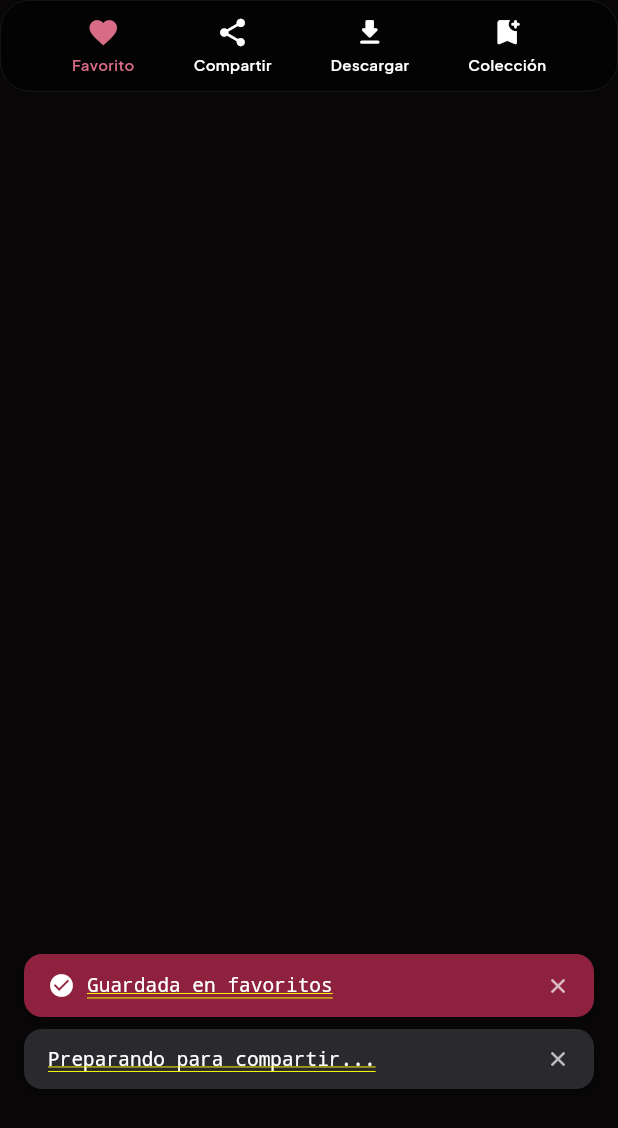
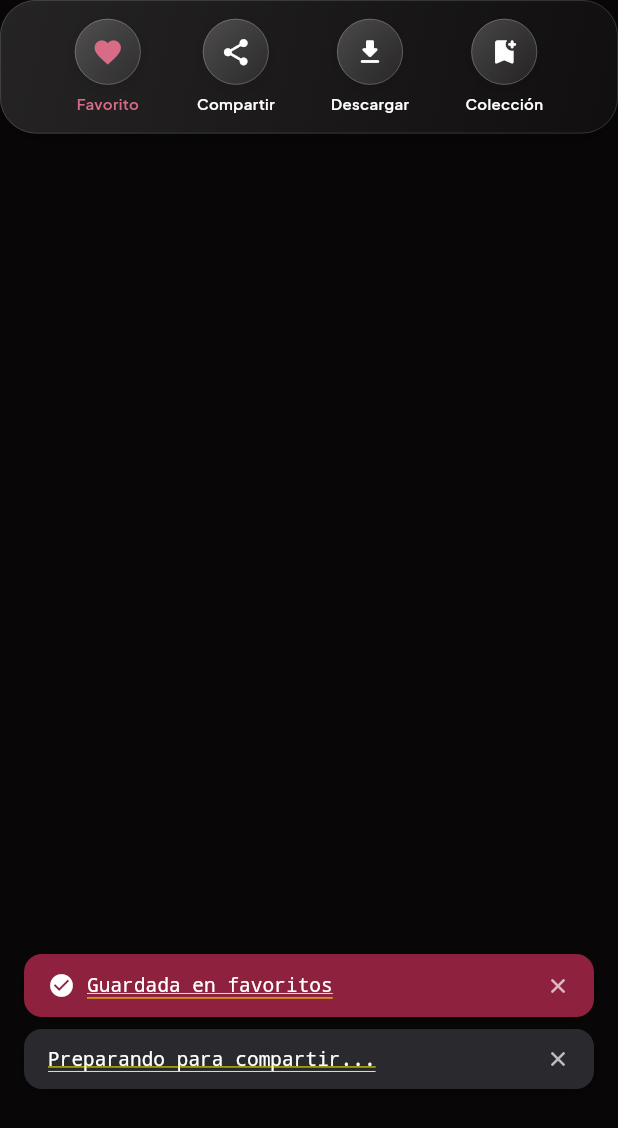
Before and after one commit to dante-galvan/App-Frases-Parejas, a Flutter app: the PhraseActions widget shown alone on an empty page, opened directly with empty values, after a tap on "Favorito", after a tap on "Compartir", on a phone screen of 412 x 824 dp. Shown: the top 1128 px of the screen. Run offline on Flutter 3.47's test engine with Material 3 defaults, Android fonts, the phone set to English and light mode, and no system bars; our stand-ins replace google_fonts, share_plus, shared_preferences; missing offline and left inert: gal; accounts and stored records are empty.

Commit message:
13sept 14:23

```diff
--- a/lib/widgets/phrase_actions.dart
+++ b/lib/widgets/phrase_actions.dart
@@ -25,14 +25,28 @@ class PhraseActions extends StatelessWidget {
     final isSaved = favoritesProvider.isSaved(phrase.id);
 
     return Container(
-      padding: const EdgeInsets.symmetric(horizontal: 8, vertical: 10),
+      padding: const EdgeInsets.symmetric(horizontal: 12, vertical: 12),
       decoration: BoxDecoration(
-        color: Colors.black.withValues(alpha: 0.55),
-        borderRadius: BorderRadius.circular(20),
+        gradient: LinearGradient(
+          begin: Alignment.topLeft,
+          end: Alignment.bottomRight,
+          colors: [
+            Colors.white.withValues(alpha: 0.12),
+            Colors.white.withValues(alpha: 0.04),
+          ],
+        ),
+        borderRadius: BorderRadius.circular(24),
         border: Border.all(
-          color: Colors.white.withValues(alpha: 0.1),
+          color: Colors.white.withValues(alpha: 0.2),
           width: 0.5,
         ),
+        boxShadow: [
+          BoxShadow(
+            color: Colors.black.withValues(alpha: 0.15),
+            blurRadius: 12,
+            offset: const Offset(0, 4),
+          ),
+        ],
       ),
       child: Row(
         mainAxisAlignment: MainAxisAlignment.spaceEvenly,
@@ -234,16 +248,43 @@ class _DetailAction extends StatelessWidget {
   Widget build(BuildContext context) {
     final effectiveColor = color ?? Colors.white;
     return GestureDetector(
+      behavior: HitTestBehavior.opaque,
       onTap: onTap,
       child: Column(
         mainAxisSize: MainAxisSize.min,
         children: [
-          Icon(
-            icon,
-            color: effectiveColor,
-            size: 22,
+          Container(
+            width: 44,
+            height: 44,
+            decoration: BoxDecoration(
+              shape: BoxShape.circle,
+              gradient: LinearGradient(
+                begin: Alignment.topLeft,
+                end: Alignment.bottomRight,
+                colors: [
+                  Colors.white.withValues(alpha: 0.22),
+                  Colors.white.withValues(alpha: 0.08),
+                ],
+              ),
+              border: Border.all(
+                color: Colors.white.withValues(alpha: 0.3),
+                width: 0.5,
+              ),
+              boxShadow: [
+                BoxShadow(
+                  color: Colors.black.withValues(alpha: 0.12),
+                  blurRadius: 8,
+                  offset: const Offset(0, 2),
+                ),
+              ],
+            ),
+            child: Icon(
+              icon,
+              color: effectiveColor,
+              size: 21,
+            ),
           ),
-          const SizedBox(height: 4),
+          const SizedBox(height: 6),
           Text(
             label,
             style: TextStyle(
--- a/lib/widgets/phrase_card.dart
+++ b/lib/widgets/phrase_card.dart
@@ -10,7 +10,7 @@ import '../theme/app_colors.dart';
 import '../utils/category_translations.dart';
 import '../utils/image_exporter.dart';
 
-class PhraseCard extends StatefulWidget {
+class PhraseCard extends StatelessWidget {
   final Phrase phrase;
   final bool isSaved;
   final VoidCallback onTap;
@@ -25,28 +25,11 @@ class PhraseCard extends StatefulWidget {
   });
 
   @override
-  State<PhraseCard> createState() => _PhraseCardState();
-}
-
-class _PhraseCardState extends State<PhraseCard> {
-  bool _showActions = false;
-
-  void _onImageTap() {
-    if (_showActions) {
-      widget.onTap();
-    } else {
-      setState(() => _showActions = true);
-    }
-  }
-
-  @override
   Widget build(BuildContext context) {
     final l10n = AppLocalizations.of(context)!;
-    final phrase = widget.phrase;
-    final isSaved = widget.isSaved;
 
     return GestureDetector(
-      onTap: _onImageTap,
+      onTap: onTap,
       child: Container(
         decoration: BoxDecoration(
           borderRadius: BorderRadius.circular(16),
@@ -93,7 +76,7 @@ class _PhraseCardState extends State<PhraseCard> {
                 bottom: 0,
                 left: 0,
                 right: 0,
-                height: 140,
+                height: 160,
                 child: DecoratedBox(
                   decoration: BoxDecoration(
                     gradient: LinearGradient(
@@ -101,7 +84,7 @@ class _PhraseCardState extends State<PhraseCard> {
                       end: Alignment.bottomCenter,
                       colors: [
                         Colors.transparent,
-                        Colors.black.withValues(alpha: 0.85),
+                        Colors.black.withValues(alpha: 0.88),
                       ],
                     ),
                   ),
@@ -155,7 +138,7 @@ class _PhraseCardState extends State<PhraseCard> {
                 ),
               ),
               Positioned(
-                bottom: _showActions ? 52 : 12,
+                bottom: 54,
                 left: 10,
                 right: 10,
                 child: Column(
@@ -183,7 +166,7 @@ class _PhraseCardState extends State<PhraseCard> {
                         fontWeight: FontWeight.w500,
                         height: 1.3,
                       ),
-                      maxLines: _showActions ? 1 : 2,
+                      maxLines: 2,
                       overflow: TextOverflow.ellipsis,
                     ),
                   ],
@@ -193,73 +176,41 @@ class _PhraseCardState extends State<PhraseCard> {
                 bottom: 0,
                 left: 0,
                 right: 0,
-                child: IgnorePointer(
-                  ignoring: !_showActions,
-                  child: AnimatedOpacity(
-                    opacity: _showActions ? 1.0 : 0.0,
-                    duration: const Duration(milliseconds: 200),
                 child: Container(
-                      padding: const EdgeInsets.symmetric(
-                          horizontal: 4, vertical: 6),
+                  padding:
+                      const EdgeInsets.symmetric(horizontal: 8, vertical: 8),
                   child: Row(
                     mainAxisAlignment: MainAxisAlignment.spaceEvenly,
                     children: [
-                          GestureDetector(
-                            onTap: () {
-                              widget.onSave();
-                            },
-                            child: Container(
-                              padding: const EdgeInsets.all(7),
-                              decoration: BoxDecoration(
-                                color: isSaved
-                                    ? RomanticColors.romantic600
-                                        .withValues(alpha: 0.4)
-                                    : Colors.black.withValues(alpha: 0.4),
-                                shape: BoxShape.circle,
-                              ),
-                              child: Icon(
-                                isSaved
+                      _ActionCircleButton(
+                        icon: isSaved
                             ? Icons.favorite
                             : Icons.favorite_outline,
-                                color: isSaved
-                                    ? RomanticColors.romantic400
-                                    : Colors.white,
-                                size: 18,
+                        isActive: isSaved,
+                        activeColor: RomanticColors.romantic400,
+                        onTap: onSave,
                       ),
-                            ),
-                          ),
-                          GestureDetector(
+                      _ActionCircleButton(
+                        icon: Icons.share_rounded,
                         onTap: () async {
                           final toast = context.read<ToastProvider>();
                           toast.showInfo(l10n.preparandoParaCompartir);
                           final text = context
                               .read<PhrasesProvider>()
-                                  .getText(phrase,
-                                      Localizations.localeOf(context));
-                              await exportAndShare(phrase, context,
-                                  text: text);
+                              .getText(
+                                  phrase, Localizations.localeOf(context));
+                          await exportAndShare(phrase, context, text: text);
                         },
-                            child: Container(
-                              padding: const EdgeInsets.all(7),
-                              decoration: BoxDecoration(
-                                color: Colors.black.withValues(alpha: 0.4),
-                                shape: BoxShape.circle,
                       ),
-                              child: const Icon(
-                                Icons.share_rounded,
-                                color: Colors.white,
-                                size: 18,
-                              ),
-                            ),
-                          ),
-                          GestureDetector(
+                      _ActionCircleButton(
+                        icon: Icons.download_rounded,
                         onTap: () async {
                           final toast = context.read<ToastProvider>();
                           toast.showInfo(l10n.generandoImagen);
                           final text = context
                               .read<PhrasesProvider>()
-                                  .getText(phrase,
-                                      Localizations.localeOf(context));
+                              .getText(
+                                  phrase, Localizations.localeOf(context));
                           final ok =
                               await exportPhraseImage(phrase, text);
                           if (ok) {
@@ -268,37 +219,12 @@ class _PhraseCardState extends State<PhraseCard> {
                             toast.showError(l10n.noPudoGuardar);
                           }
                         },
-                            child: Container(
-                              padding: const EdgeInsets.all(7),
-                              decoration: BoxDecoration(
-                                color: Colors.black.withValues(alpha: 0.4),
-                                shape: BoxShape.circle,
                       ),
-                              child: const Icon(
-                                Icons.download_rounded,
-                                color: Colors.white,
-                                size: 18,
-                              ),
-                            ),
-                          ),
-                          GestureDetector(
+                      _ActionCircleButton(
+                        icon: Icons.bookmark_add_rounded,
                         onTap: () => _showAddToCollection(context),
-                            child: Container(
-                              padding: const EdgeInsets.all(7),
-                              decoration: BoxDecoration(
-                                color: Colors.black.withValues(alpha: 0.4),
-                                shape: BoxShape.circle,
-                              ),
-                              child: const Icon(
-                                Icons.bookmark_add_rounded,
-                                color: Colors.white,
-                                size: 18,
-                              ),
-                            ),
                       ),
                     ],
-                      ),
-                    ),
                   ),
                 ),
               ),
@@ -360,7 +286,7 @@ class _PhraseCardState extends State<PhraseCard> {
                   itemCount: collectionsProvider.collections.length,
                   itemBuilder: (context, index) {
                     final col = collectionsProvider.collections[index];
-                    final isIn = col.phraseIds.contains(widget.phrase.id);
+                    final isIn = col.phraseIds.contains(phrase.id);
                     return ListTile(
                       leading: Icon(
                         isIn
@@ -373,7 +299,7 @@ class _PhraseCardState extends State<PhraseCard> {
                           Text('${col.phraseIds.length} ${l10n.frases}'),
                       onTap: () {
                         collectionsProvider.togglePhraseInCollection(
-                            col.id, widget.phrase.id);
+                            col.id, phrase.id);
                         toast.show(
                           isIn
                               ? l10n.eliminadaDeColeccion
@@ -422,7 +348,7 @@ class _PhraseCardState extends State<PhraseCard> {
               if (controller.text.trim().isNotEmpty) {
                 collectionsProvider.createCollection(
                   controller.text.trim(),
-                  phraseId: widget.phrase.id,
+                  phraseId: phrase.id,
                 );
                 toast.showSuccess(l10n.coleccionCreada);
                 Navigator.pop(context);
@@ -435,3 +361,57 @@ class _PhraseCardState extends State<PhraseCard> {
     );
   }
 }
+
+class _ActionCircleButton extends StatelessWidget {
+  final IconData icon;
+  final bool isActive;
+  final Color? activeColor;
+  final VoidCallback onTap;
+
+  const _ActionCircleButton({
+    required this.icon,
+    this.isActive = false,
+    this.activeColor,
+    required this.onTap,
+  });
+
+  @override
+  Widget build(BuildContext context) {
+    final color = isActive && activeColor != null ? activeColor! : Colors.white;
+    return GestureDetector(
+      behavior: HitTestBehavior.opaque,
+      onTap: onTap,
+      child: Container(
+        width: 34,
+        height: 34,
+        decoration: BoxDecoration(
+          shape: BoxShape.circle,
+          gradient: LinearGradient(
+            begin: Alignment.topLeft,
+            end: Alignment.bottomRight,
+            colors: [
+              Colors.white.withValues(alpha: 0.22),
+              Colors.white.withValues(alpha: 0.08),
+            ],
+          ),
+          border: Border.all(
+            color: Colors.white.withValues(alpha: 0.3),
+            width: 0.5,
+          ),
+          boxShadow: [
+            BoxShadow(
+              color: Colors.black.withValues(alpha: 0.12),
+              blurRadius: 6,
+              offset: const Offset(0, 2),
+            ),
+          ],
+        ),
+        child: Icon(
+          icon,
+          color: color,
+          size: 17,
+        ),
+      ),
+    );
+  }
+}
--- a/lib/widgets/phrase_detail_modal.dart
+++ b/lib/widgets/phrase_detail_modal.dart
@@ -20,7 +20,6 @@ class PhraseDetailModal extends StatefulWidget {
 
 class _PhraseDetailModalState extends State<PhraseDetailModal> {
   late List<Phrase> _relatedPhrases;
-  bool _showActions = false;
 
   @override
   void initState() {
@@ -74,10 +73,7 @@ class _PhraseDetailModalState extends State<PhraseDetailModal> {
                 child: ListView(
                   controller: scrollController,
                   children: [
-                    GestureDetector(
-                      onTap: () =>
-                          setState(() => _showActions = !_showActions),
-                      child: Stack(
+                    Stack(
                       children: [
                         AspectRatio(
                           aspectRatio: 9 / 16,
@@ -214,21 +210,11 @@ class _PhraseDetailModalState extends State<PhraseDetailModal> {
                           bottom: 16,
                           left: 16,
                           right: 16,
-                            child: IgnorePointer(
-                              ignoring: !_showActions,
-                              child: AnimatedOpacity(
-                                opacity:
-                                    _showActions ? 1.0 : 0.0,
-                                duration: const Duration(
-                                    milliseconds: 200),
                           child: PhraseActions(
                             phrase: widget.phrase,
                           ),
                         ),
-                            ),
-                          ),
                       ],
-                      ),
                     ),
                     Padding(
                       padding: const EdgeInsets.symmetric(
```
Lines whose indentation alone changed are shown as unchanged.
